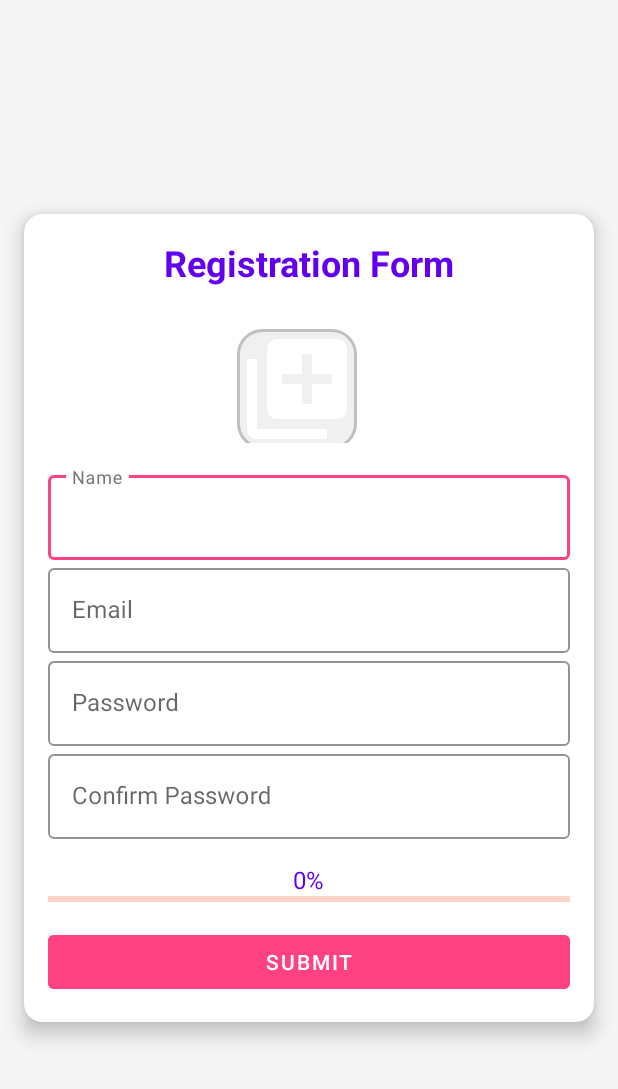
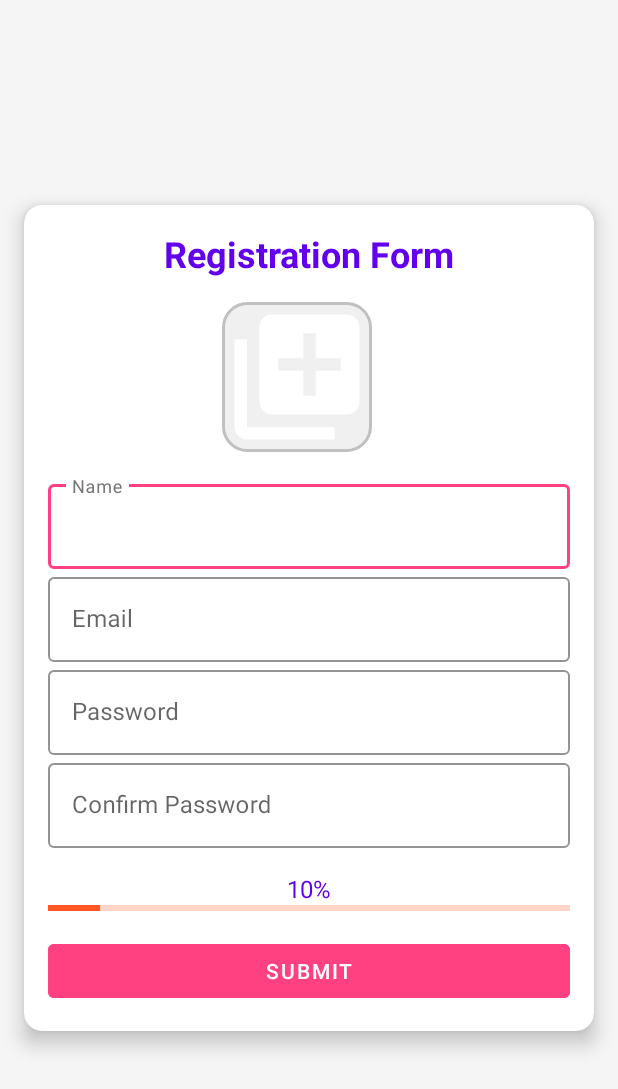
Before and after one commit to bhaskardhuri/RegistrationFormProject, an Android app: the screen it shows after launch (MainActivity), after a tap on an icon or button, on a phone screen of 412 x 824 dp. Shown: the top 1089 px of the screen. Run offline under Robolectric (Android 15) with nearby library versions, the phone set to English and light mode, and no system bars; our stand-ins replace Firebase (no records; nobody signed in at launch, a user with empty details on screens opened directly).

Commit message:
updated files

```diff
--- a/app/src/main/java/com/example/registrationformproject/MainActivity.java
+++ b/app/src/main/java/com/example/registrationformproject/MainActivity.java
@@ -32,6 +32,8 @@ public class MainActivity extends AppCompatActivity {
     private Uri imageUri;
     private String uploadedImageBase64 = null;
 
+
+
     private FirebaseFirestore firestore;
 
     @Override
@@ -62,6 +64,7 @@ public class MainActivity extends AppCompatActivity {
                 updateProgress();
             }
 
+
             @Override
             public void afterTextChanged(Editable s) {}
         };
@@ -72,7 +75,11 @@ public class MainActivity extends AppCompatActivity {
         etConfirmPassword.addTextChangedListener(textWatcher);
 
         // Button to choose an image
-        ivUploadedImage.setOnClickListener(v -> chooseImage());
+        ivUploadedImage.setOnClickListener(v -> {
+            chooseImage();
+            // Trigger progress update after choosing an image
+            ivUploadedImage.postDelayed(this::updateProgress, 500);
+        });
 
         // Submit button
         btnSubmit.setOnClickListener(v -> submitDataToFirestore());
@@ -80,10 +87,10 @@ public class MainActivity extends AppCompatActivity {
 
     private void updateProgress() {
         progress = 0;
-        if (imageUri != null)
-        {
+        if (ivUploadedImage.getDrawable() != null) { // Ensures image is set
             progress += 10;
         }
+
         if (!etName.getText().toString().isEmpty()) {
             progress += 20;
         }
--- a/app/src/main/res/layout/activity_main.xml
+++ b/app/src/main/res/layout/activity_main.xml
@@ -41,13 +41,12 @@
 
                 <ImageView
                     android:id="@+id/ivUploadedImage"
-                    android:layout_width="80dp"
-                    android:layout_height="80dp"
+                    android:layout_width="100dp"
+                    android:layout_height="100dp"
                     android:layout_gravity="center"
                     android:layout_marginEnd="16dp"
                     android:background="@drawable/image_placeholder_background"
                     android:scaleType="centerCrop"
-                    android:layout_marginTop="8dp"
                     android:src="@drawable/ic_upload" />
             </LinearLayout>
 
```
